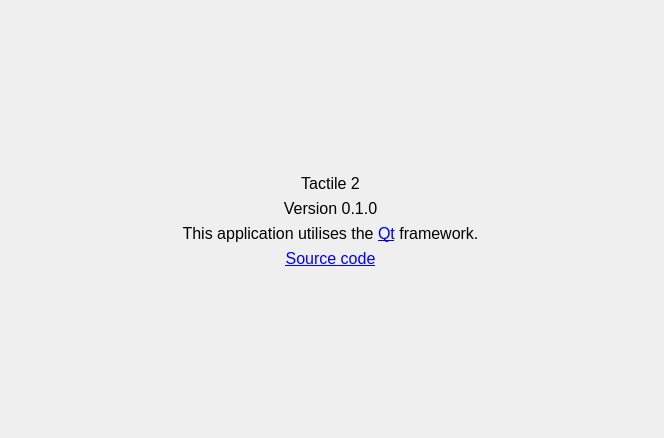
This is src/ui/about.ui in albin-johansson/tactile as Qt 5 draws it before an edit. The edited form follows.
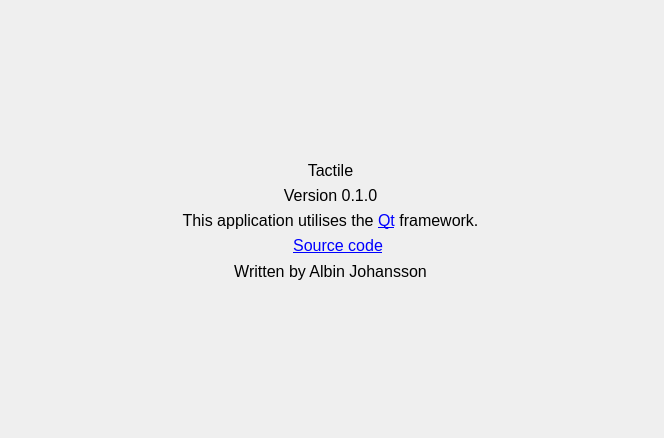
This is the edited form. Icons and pictures are not drawn.

What changed in the file:
```diff
--- a/src/ui/about.ui
+++ b/src/ui/about.ui
@@ -70,7 +70,7 @@
        </font>
       </property>
       <property name="text">
-       <string>Tactile 2</string>
+       <string>Tactile</string>
       </property>
       <property name="alignment">
        <set>Qt::AlignCenter</set>
@@ -121,15 +121,90 @@
      </widget>
     </item>
     <item>
-     <widget class="QLabel" name="label_2">
+     <layout class="QHBoxLayout" name="horizontalLayout">
+      <item>
+       <spacer name="horizontalSpacer">
+        <property name="orientation">
+         <enum>Qt::Horizontal</enum>
+        </property>
+        <property name="sizeHint" stdset="0">
+         <size>
+          <width>40</width>
+          <height>20</height>
+         </size>
+        </property>
+       </spacer>
+      </item>
+      <item>
+       <widget class="QLabel" name="label_5">
+        <property name="sizePolicy">
+         <sizepolicy hsizetype="Minimum" vsizetype="Preferred">
+          <horstretch>0</horstretch>
+          <verstretch>0</verstretch>
+         </sizepolicy>
+        </property>
+        <property name="layoutDirection">
+         <enum>Qt::RightToLeft</enum>
+        </property>
+        <property name="text">
+         <string/>
+        </property>
+        <property name="pixmap">
+         <pixmap resource="../tactile2.qrc">:/res/icons/icons8/dark/github_32px.png</pixmap>
+        </property>
+        <property name="alignment">
+         <set>Qt::AlignCenter</set>
+        </property>
+       </widget>
+      </item>
+      <item>
+       <widget class="QLabel" name="label_2">
+        <property name="font">
+         <font>
+          <family>Segoe UI</family>
+          <pointsize>12</pointsize>
+         </font>
+        </property>
+        <property name="text">
+         <string>&lt;a href=&quot;https://github.com/albin-johansson/Tactile2&quot;&gt;Source code&lt;/a&gt;</string>
+        </property>
+        <property name="alignment">
+         <set>Qt::AlignCenter</set>
+        </property>
+        <property name="openExternalLinks">
+         <bool>true</bool>
+        </property>
+       </widget>
+      </item>
+      <item>
+       <spacer name="horizontalSpacer_2">
+        <property name="orientation">
+         <enum>Qt::Horizontal</enum>
+        </property>
+        <property name="sizeHint" stdset="0">
+         <size>
+          <width>40</width>
+          <height>20</height>
+         </size>
+        </property>
+       </spacer>
+      </item>
+     </layout>
+    </item>
+    <item>
+     <widget class="QLabel" name="label_6">
       <property name="font">
        <font>
         <family>Segoe UI</family>
         <pointsize>12</pointsize>
+        <weight>50</weight>
+        <bold>false</bold>
+        <strikeout>false</strikeout>
+        <kerning>true</kerning>
        </font>
       </property>
       <property name="text">
-       <string>&lt;a href=&quot;https://github.com/albin-johansson/Tactile2&quot;&gt;Source code&lt;/a&gt;</string>
+       <string>Written by Albin Johansson</string>
       </property>
       <property name="alignment">
        <set>Qt::AlignCenter</set>
```
Left out of the diff: 3 changed lines with no effect on the pictures.
